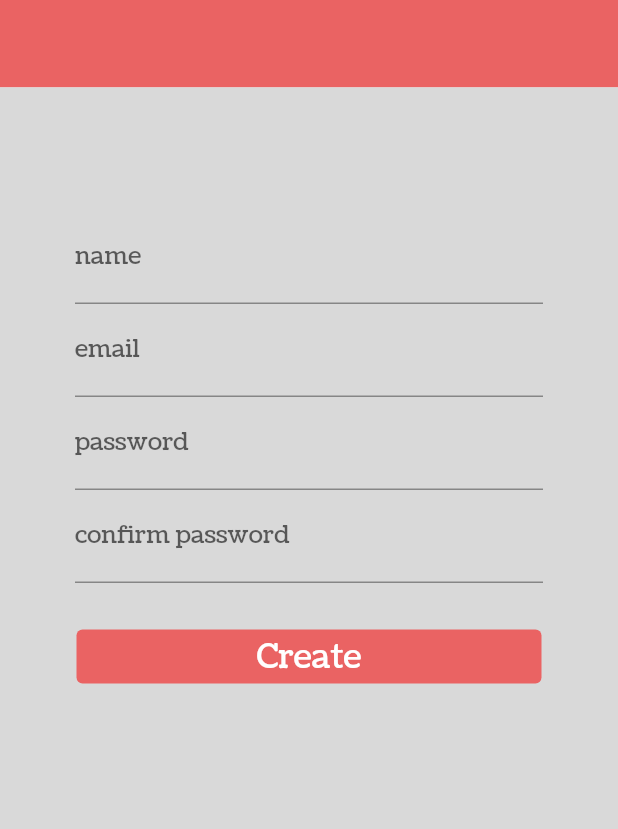
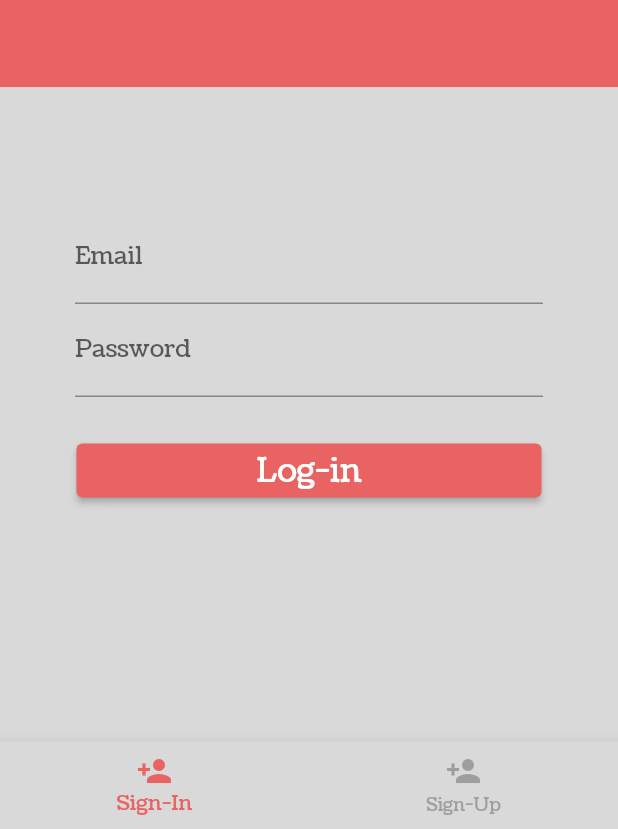
Before and after one commit to marcojr73/Geo-Quiz-flutter, a Flutter app: the screen it shows after launch, on a phone screen of 412 x 824 dp, the part 407-1236 px from its top. Run offline on Flutter 3.47's test engine with Material 2 defaults, Android fonts, the phone set to English and light mode, and no system bars.

Commit message:
signin, signup screens and api integration

```diff
--- /dev/null
+++ b/lib/components/signInUp/InputForm.dart
@@ -0,0 +1,21 @@
+import 'package:flutter/material.dart';
+
+class InputForm extends StatelessWidget {
+  var formData = <String, String>{};
+  final String type;
+  final String text;
+
+  InputForm({required this.formData, super.key, required this.type, required this.text});
+
+  @override
+  Widget build(BuildContext context) {
+    return Padding(
+      padding: const EdgeInsets.symmetric(vertical: 0, horizontal: 50),
+      child: TextFormField(
+        decoration: InputDecoration(labelText: text),
+        textInputAction: TextInputAction.next,
+        onSaved: (password) => formData[type] = password ?? "",
+      ),
+    );
+  }
+}
--- /dev/null
+++ b/lib/components/signInUp/SignIn.dart
@@ -0,0 +1,106 @@
+import 'dart:convert';
+import 'package:flutter/material.dart';
+import 'package:geo_quiz_mobile/api/authApi.dart';
+import 'package:geo_quiz_mobile/components/signInUp/Header.dart';
+import 'package:geo_quiz_mobile/components/signInUp/InputForm.dart';
+import 'package:geo_quiz_mobile/utils/AppRouters.dart';
+import 'package:http/http.dart' as http;
+
+class SignIn extends StatefulWidget {
+  const SignIn({super.key});
+
+  @override
+  State<SignIn> createState() => _SignInState();
+}
+
+class _SignInState extends State<SignIn> {
+  final formKey = GlobalKey<FormState>();
+
+  final formData = <String, String>{};
+
+  bool isLoading = false;
+  bool isError = false;
+
+  void showError() {
+    showDialog(
+       context: context,
+       builder: (BuildContext context) {
+         return AlertDialog(
+          title: const Text("email or password is incorrect"),
+          actions: <Widget>[
+            ElevatedButton(
+              child: const Text("Fechar"),
+              onPressed: () {
+                Navigator.of(context).pop();
+              },
+            ),
+          ],
+         );
+    },
+   );
+}
+
+  void submit() async {
+    setState(() {
+      isLoading = true;
+    });
+    formKey.currentState?.save();
+    final response = await signInApi(formData["email"], formData["password"]);
+    setState(() {
+      isLoading = false;
+    });
+    if(response != 200) showError();
+    Navigator.of(context).pushNamed(AppRouters.home);
+    print(response);
+  }
+
+  @override
+  Widget build(BuildContext context) {
+    return Scaffold(
+      body: SingleChildScrollView(
+      child: Column(
+        children: [
+          const Header(),
+          Container(
+            height: MediaQuery.of(context).size.height * 0.6,
+            color: Theme.of(context).colorScheme.secondary,
+            child: Column(
+              children: [
+                SizedBox(
+                  height: MediaQuery.of(context).size.height * 0.1,
+                ),
+                Form(
+                  key: formKey,
+                  child: Column(children: [
+                    InputForm(formData: formData, text: "Email", type: "email"),
+                    InputForm(formData: formData, text: "Password", type: "password"),
+                    const SizedBox(
+                      height: 25,
+                    ),
+                    isLoading ?
+                    const CircularProgressIndicator()
+                    :
+                    SizedBox(
+                      width: 310,
+                      child: ElevatedButton(
+                        onPressed: submit,
+                        style: ButtonStyle(
+                          backgroundColor: MaterialStatePropertyAll<Color>(
+                              Theme.of(context).colorScheme.primary),
+                        ),
+                        child: const Text(
+                          'Log-in',
+                          style: TextStyle(color: Colors.white, fontSize: 22),
+                        ),
+                      ),
+                    ),
+                  ]),
+                )
+              ],
+            ),
+          )
+        ],
+      ),
+    ));
+  }
+}
--- a/lib/main.dart
+++ b/lib/main.dart
@@ -1,5 +1,6 @@
 import 'package:flutter/material.dart';
-import 'package:geo_quiz_mobile/screens/SignUp.dart';
+import 'package:geo_quiz_mobile/screens/HomeScreen.dart';
+import 'package:geo_quiz_mobile/screens/TabsLogin.dart';
 import 'package:geo_quiz_mobile/utils/AppRouters.dart';
 
 void main() {
@@ -18,7 +19,8 @@ class MyApp extends StatelessWidget {
           fontFamily: "Coustard"
         ),
       routes: {
-        AppRouters.signUp: (ctx) => const SignUp(),
+        AppRouters.signUp: (ctx) => const TabsLogin(),
+        AppRouters.home: (ctx) => const HomeScreen()
       },
     );
   }
--- a/lib/screens/SignUp.dart
+++ /dev/null
@@ -1,88 +0,0 @@
-import 'package:flutter/material.dart';
-import 'package:geo_quiz_mobile/components/signInUp/Header.dart';
-
-class SignUp extends StatelessWidget {
-  const SignUp({super.key});
-
-  void submit(){
-    print("submit");
-  }
-
-  @override
-  Widget build(BuildContext context) {
-    return Scaffold(
-        body: SingleChildScrollView(
-          child: Column(
-              children: [
-          const Header(),
-          Container(
-            height: MediaQuery.of(context).size.height * 0.6,
-            color: Theme.of(context).colorScheme.secondary,
-            child: Column(
-              children: [
-                SizedBox(height: MediaQuery.of(context).size.height * 0.1,),
-                Padding(
-                  padding: const EdgeInsets.symmetric(
-                    vertical: 0,
-                    horizontal: 50
-                  ),
-                  child: TextFormField(
-                    decoration: const InputDecoration(labelText: "name"),
-                    textInputAction: TextInputAction.next,
-                  ),
-                ),
-                Padding(
-                  padding: const EdgeInsets.symmetric(
-                    vertical: 0,
-                    horizontal: 50
-                  ),
-                  child: TextFormField(
-                    decoration: const InputDecoration(labelText: "email"),
-                    textInputAction: TextInputAction.next,
-                  ),
-                ),
-                Padding(
-                  padding: const EdgeInsets.symmetric(
-                    vertical: 0,
-                    horizontal: 50
-                  ),
-                  child: TextFormField(
-                    decoration: const InputDecoration(labelText: "password"),
-                    textInputAction: TextInputAction.next,
-                  ),
-                ),
-                Padding(
-                  padding: const EdgeInsets.symmetric(
-                    vertical: 0,
-                    horizontal: 50
-                  ),
-                  child: TextFormField(
-                    decoration: const InputDecoration(labelText: "confirm password"),
-                    textInputAction: TextInputAction.next,
-                  ),
-                ),
-                const SizedBox(height: 25,),
-                SizedBox(
-                  width: 310,
-                  child: ElevatedButton(
-                    onPressed: null,
-                    style: ButtonStyle(
-                      backgroundColor: MaterialStatePropertyAll<Color>(Theme.of(context).colorScheme.primary),
-                    ),
-                    child: const Text(
-                      'Create',
-                      style: TextStyle(
-                        color: Colors.white,
-                        fontSize: 22
-                      ),
-                    ),
-                            ),
-                ),
-              ],
-            ),
-          )
-              ],
-            ),
-        ));
-  }
-}
--- /dev/null
+++ b/lib/screens/TabsLogin.dart
@@ -0,0 +1,54 @@
+import 'package:flutter/material.dart';
+import 'package:geo_quiz_mobile/components/signInUp/SignIn.dart';
+import 'package:geo_quiz_mobile/components/signInUp/SignUp.dart';
+
+class TabsLogin extends StatefulWidget {
+  const TabsLogin({super.key});
+
+  @override
+  State<TabsLogin> createState() => _TabsLoginState();
+}
+
+class _TabsLoginState extends State<TabsLogin> {
+
+  int selectedScreenIndex = 0;
+  final List<Map<String, Object>> screens = [
+    {"title": "Sign-in", "screen": const SignIn()},
+    {"title": "Sign-up", "screen": SignUp()}
+  ];
+
+  selectScreen(int index){
+    setState(() {
+      selectedScreenIndex = index;
+    });
+  }
+
+  @override
+  Widget build(BuildContext context) {
+    return Scaffold(
+      body: screens[selectedScreenIndex].cast()["screen"],
+      bottomNavigationBar: BottomNavigationBar(
+        onTap: selectScreen,
+        backgroundColor: Theme.of(context).colorScheme.secondary,
+        unselectedItemColor: Colors.grey,
+        selectedItemColor: Theme.of(context).colorScheme.primary,
+        currentIndex: selectedScreenIndex,
+        items: [
+          BottomNavigationBarItem(
+          backgroundColor: Theme.of(context).colorScheme.primary,
+          icon: const Icon(
+            Icons.person_add,
+          ),
+          label: "Sign-In" ,
+        ),
+        BottomNavigationBarItem(
+          backgroundColor: Theme.of(context).colorScheme.primary,
+          icon: const Icon(
+            Icons.person_add,
+          ),
+          label: "Sign-Up" ,
+        ),
+      ],)
+    );
+  }
+}
--- a/pubspec.yaml
+++ b/pubspec.yaml
@@ -36,6 +36,7 @@ dependencies:
   # The following adds the Cupertino Icons font to your application.
   # Use with the CupertinoIcons class for iOS style icons.
   cupertino_icons: ^1.0.2
+  http: ^0.13.5
 
 dev_dependencies:
   flutter_test:
@@ -62,6 +63,9 @@ flutter:
   # To add assets to your application, add an assets section, like this:
   assets:
     - assets/images/logo.png
+    - assets/images/mapCountry.jpeg
+    - assets/images/flags.jpeg
+    - assets/images/mapcity.jpeg
   #   - images/a_dot_ham.jpeg
 
   # An image asset can refer to one or more resolution-specific "variants", see
```
Also changed, not shown: lib/api/authApi.dart (added, +39 -0 lines), lib/components/home/GameLevels.dart (added, +57 -0 lines), lib/components/home/Games.dart (added, +30 -0 lines), lib/components/home/Profile.dart (added, +12 -0 lines), lib/components/home/Ranking.dart (added, +12 -0 lines), lib/components/signInUp/SignUp.dart (added, +77 -0 lines), lib/models/signUpData.dart (added, +16 -0 lines), lib/screens/HomeScreen.dart (added, +65 -0 lines), lib/components/errors/errorAlert.dart (added), lib/components/home/TopBar.dart (added), pubspec.lock.
